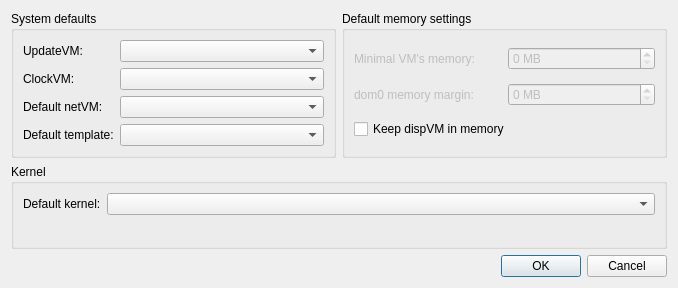
QubesOS/qubes-manager, file globalsettingsdlg.ui: the form before one commit.
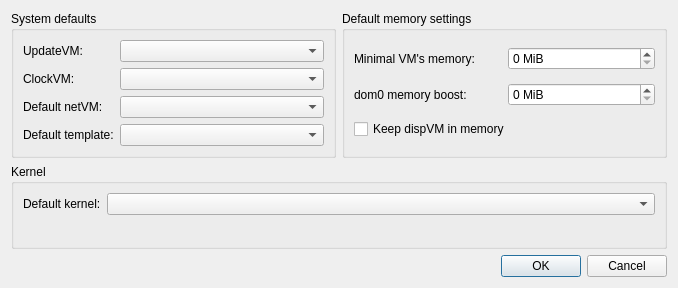
The form after the commit.

Commit message: Global settings handle qmemman.conf

Patch:
```diff
--- a/globalsettingsdlg.ui
+++ b/globalsettingsdlg.ui
@@ -90,7 +90,7 @@
       <item row="0" column="0">
        <widget class="QLabel" name="label_6">
         <property name="enabled">
-         <bool>false</bool>
+         <bool>true</bool>
         </property>
         <property name="text">
          <string>Minimal VM's memory:</string>
@@ -100,10 +100,10 @@
       <item row="0" column="1">
        <widget class="QSpinBox" name="min_vm_mem">
         <property name="enabled">
-         <bool>false</bool>
+         <bool>true</bool>
         </property>
         <property name="suffix">
-         <string> MB</string>
+         <string> MiB</string>
         </property>
         <property name="maximum">
          <number>999999999</number>
@@ -116,20 +116,20 @@
       <item row="1" column="0">
        <widget class="QLabel" name="label_7">
         <property name="enabled">
-         <bool>false</bool>
+         <bool>true</bool>
         </property>
         <property name="text">
-         <string>dom0 memory margin:</string>
+         <string>dom0 memory boost:</string>
         </property>
        </widget>
       </item>
       <item row="1" column="1">
        <widget class="QSpinBox" name="dom0_mem_margin">
         <property name="enabled">
-         <bool>false</bool>
+         <bool>true</bool>
         </property>
         <property name="suffix">
-         <string> MB</string>
+         <string> MiB</string>
         </property>
         <property name="maximum">
          <number>999999999</number>
```
Left out of the diff: 4 changed lines with no effect on the pictures. The commit also changes 1 other file.
